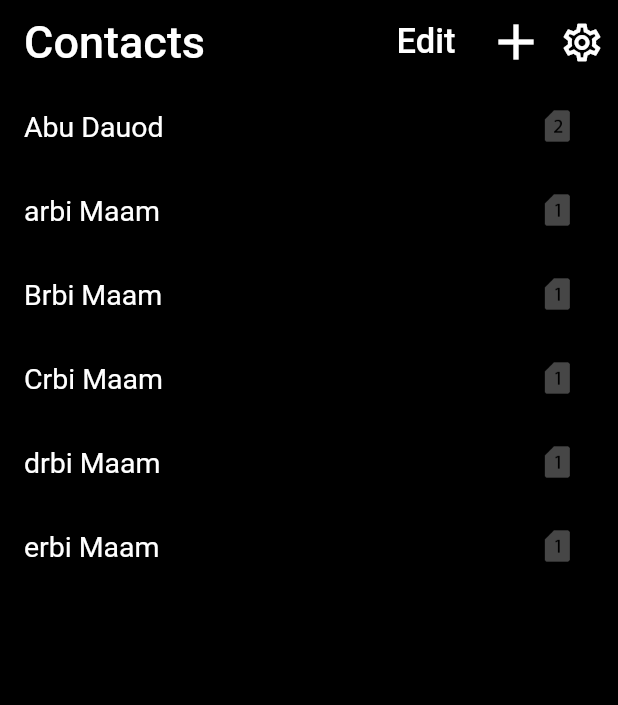
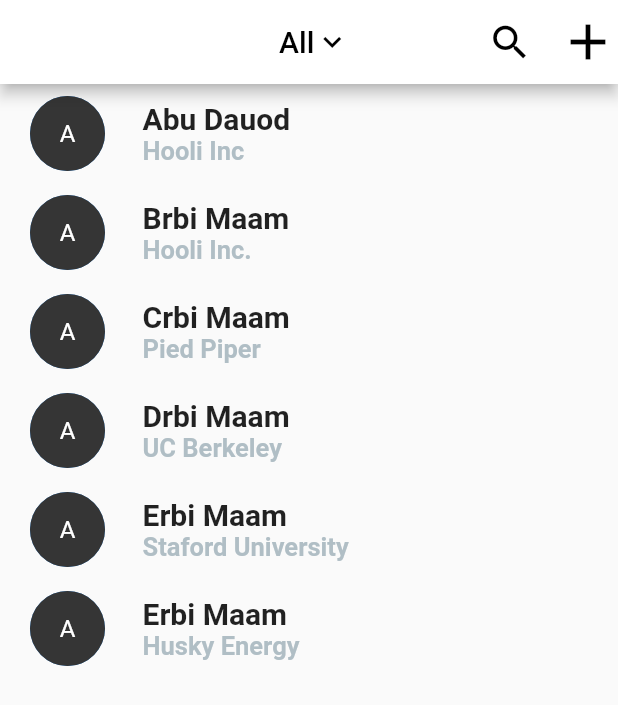
Before and after one commit to m0inur/Contacts-Flutter, a Flutter app: the screen it shows after launch, on a phone screen of 412 x 824 dp. Shown: the top 705 px of the screen. Run offline on Flutter 3.47's test engine with Material 2 defaults, Android fonts, the phone set to English and light mode, and no system bars.

Commit message:
Redisgned contacts page top bar and made contact cards

```diff
--- a/lib/contact.dart
+++ b/lib/contact.dart
@@ -1,13 +1,15 @@
 class Contact {
   late String name;
-  late String simLocation;
+  late String companyName;
+  late String avatarImage;
   late int number;
 
-  Contact(name, number, simLocation) {
+  Contact(name, companyName, number, avatarImage) {
     this.name = name;
+    this.companyName = companyName;
     this.number = number;
-    this.simLocation = simLocation;
-    // print("Contact($name, $number, $simLocation)");
+    this.avatarImage = avatarImage;
+    // print("Contact($name, $number, $avatarImage)");
   }
 
   // Convert a Dog into a Map. The keys must correspond to the names of the
@@ -16,7 +18,7 @@ class Contact {
     return {
       'name': name,
       'number': number,
-      'simLocation': simLocation,
+      'avatarImage': avatarImage,
     };
   }
 }
--- a/lib/pages/contacts.dart
+++ b/lib/pages/contacts.dart
@@ -8,43 +8,46 @@ class Contacts extends StatefulWidget {
 
 class _ContactsState extends State<Contacts> {
   List<Contact> contacts = [
-    Contact("erbi Maam", 01854624557, "sim1.png"),
-    Contact("Abu Dauod", 01836891273, "sim2.png"),
-    Contact("drbi Maam", 01854624557, "sim1.png"),
-    Contact("arbi Maam", 01854624557, "sim1.png"),
-    Contact("Crbi Maam", 01854624557, "sim1.png"),
-    Contact("Brbi Maam", 01854624557, "sim1.png"),
+    Contact("Erbi Maam", "Staford University", 01854624557, "sim1.png"),
+    Contact("Abu Dauod", "Hooli Inc", 01836891273, "sim2.png"),
+    Contact("Drbi Maam", "UC Berkeley", 01854624557, "sim1.png"),
+    Contact("Erbi Maam", "Husky Energy", 01854624557, "sim1.png"),
+    Contact("Crbi Maam", "Pied Piper", 01854624557, "sim1.png"),
+    Contact("Brbi Maam", "Hooli Inc.", 01854624557, "sim1.png"),
   ];
 
   AppBar contactsAppBar() {
     return AppBar(
-      backgroundColor: Colors.black,
-      title: Text(
-        "Contacts",
-        style: TextStyle(fontSize: 30),
+      backgroundColor: Colors.white,
+      title: Container(
+        child: Row(
+          children: <Widget>[
+            SizedBox(
+              width: 170,
+            ),
+            Text(
+              "All",
+              style: TextStyle(color: Colors.black),
+            ),
+            Icon(Icons.keyboard_arrow_down, color: Colors.black),
+          ],
+        ),
       ),
       actions: [
-        TextButton(
-            onPressed: () {},
-            child: Text(
-              "Edit",
-              style: TextStyle(
-                fontSize: 23,
-                color: Colors.white,
-              ),
-            )),
         IconButton(
           onPressed: () {},
-          icon: Icon(
-            Icons.add,
-            size: 40,
+          icon: new Icon(
+            Icons.search,
+            color: Colors.black,
+            size: 30,
           ),
         ),
         IconButton(
           onPressed: () {},
-          icon: Icon(
-            Icons.settings_outlined,
-            size: 30,
+          icon: new Icon(
+            Icons.add,
+            color: Colors.black,
+            size: 40,
           ),
         ),
       ],
@@ -66,31 +69,48 @@ class _ContactsState extends State<Contacts> {
         Navigator.pushNamed(context, "/details", arguments: {
           "name": contacts[i].name,
           "number": contacts[i].number,
-          "simLocation": contacts[i].simLocation,
+          "simLocation": contacts[i].avatarImage,
         });
       },
+      title: Container(
+        child: Card(
+          elevation: 0,
+          color: Colors.transparent,
 
-      title: Text(
-        contacts[i].name,
-        style: TextStyle(
-            color: Colors.white,
-            fontSize: 19,
-            fontWeight: FontWeight.w400
-        ),
-      ),
+          child: Row(
+            children: <Widget>[
+              CircleAvatar(
+                backgroundImage: AssetImage("assets/grey-square.png"),
+                child: Text("A"),
+                radius: 25,
+              ),
 
-      trailing: Padding(
-        padding: const EdgeInsets.all(12.0),
-        child: Row(
-          mainAxisSize: MainAxisSize.min,
-          children: <Widget>[
-            Image.asset(
-              "assets/${contacts[i].simLocation}",
-              height: 25,
-              width: 25,
-              fit: BoxFit.fitWidth,
-            )
-          ],
+              SizedBox(width: 25,),
+
+              Column(
+                crossAxisAlignment: CrossAxisAlignment.start,
+                children: [
+                  Text(
+                      "${contacts[i].name}",
+                    style: TextStyle(
+                      fontSize: 20,
+                      fontWeight: FontWeight.w700,
+                    ),
+                  ),
+
+                  Text(
+                    "${contacts[i].companyName}",
+                    style: TextStyle(
+                      color: Colors.blueGrey[200],
+                      fontSize: 17,
+                      fontWeight: FontWeight.bold
+                    ),
+                  ),
+                ],
+              ),
+
+            ],
+          ),
         ),
       ),
     );
@@ -98,11 +118,10 @@ class _ContactsState extends State<Contacts> {
 
   @override
   Widget build(BuildContext context) {
-    contacts.sort((a, b) => a.name.toUpperCase().compareTo(b.name.toUpperCase()));
-    contacts.forEach((element) {print(element.name); });
-
+    contacts
+        .sort((a, b) => a.name.toUpperCase().compareTo(b.name.toUpperCase()));
     return Scaffold(
-      backgroundColor: Colors.black,
+      // backgroundColor: Colors.black,
       appBar: contactsAppBar(),
       body: contactsList(),
     );
```
